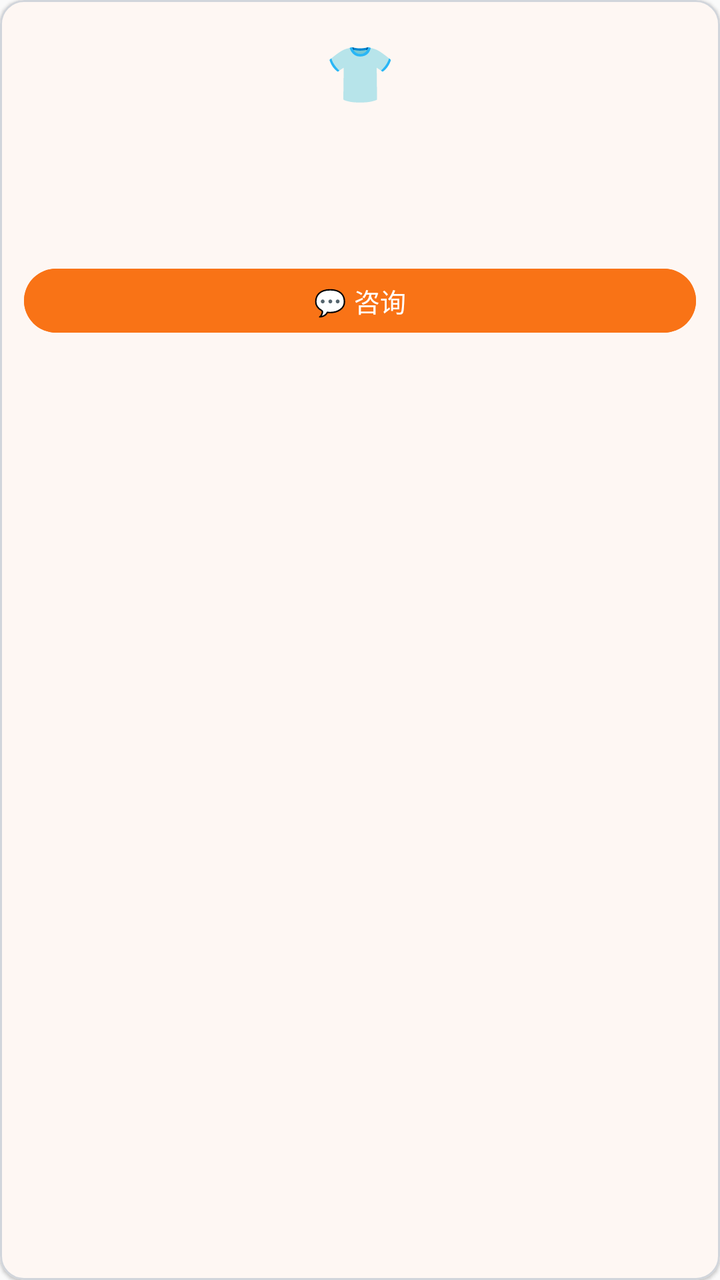
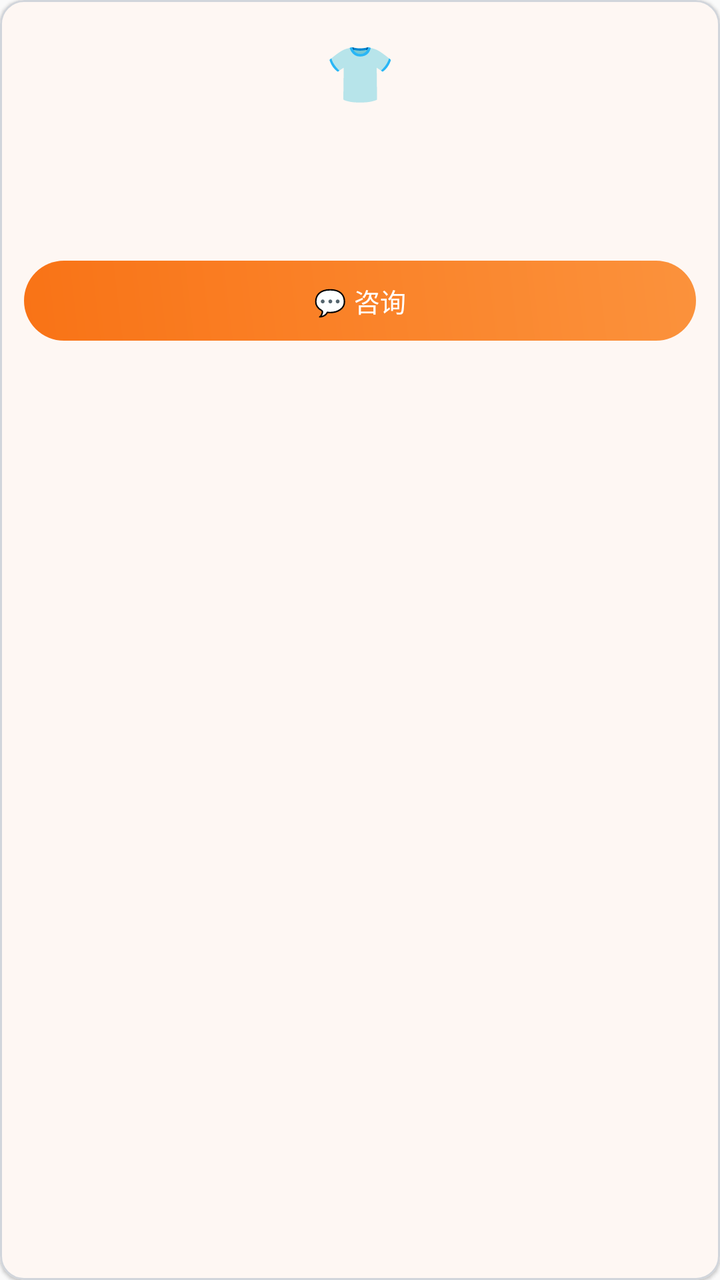

Before-and-after screenshots of an Android layout around one commit, followed by the original layout XML and the change that was made.
<!-- AndroidManifest.xml: application theme Theme.ClothingSI -->
<!-- res/layout/item_product_card.xml -->
<?xml version="1.0" encoding="utf-8"?>
<com.google.android.material.card.MaterialCardView xmlns:android="http://schemas.android.com/apk/res/android"
    xmlns:app="http://schemas.android.com/apk/res-auto"
    android:layout_width="match_parent" android:layout_height="wrap_content"
    app:cardCornerRadius="12dp" app:cardElevation="1dp"
    app:contentPadding="0dp">
    <LinearLayout android:layout_width="match_parent" android:layout_height="wrap_content"
        android:orientation="vertical" android:gravity="center"
        android:padding="12dp">
        <TextView android:layout_width="48dp" android:layout_height="48dp"
            android:text="👕" android:textSize="28sp" android:gravity="center" />
        <TextView android:id="@+id/tv_product_name"
            android:layout_width="wrap_content" android:layout_height="wrap_content"
            android:textSize="13sp" android:textStyle="bold" android:textColor="@color/md_on_surface"
            android:maxLines="1" android:ellipsize="end" android:layout_marginTop="4dp" />
        <TextView android:id="@+id/tv_product_spec"
            android:layout_width="wrap_content" android:layout_height="wrap_content"
            android:textSize="12sp" android:textColor="@color/md_on_surface_variant"
            android:maxLines="1" android:ellipsize="end" android:layout_marginTop="2dp" />
        <TextView android:id="@+id/tv_selling_price"
            android:layout_width="wrap_content" android:layout_height="wrap_content"
            android:textSize="15sp" android:textStyle="bold" android:textColor="@color/md_error"
            android:layout_marginTop="4dp" />
        <com.google.android.material.button.MaterialButton android:id="@+id/btn_chat"
            android:layout_width="match_parent" android:layout_height="40dp"
            android:text="💬 咨询" android:textSize="13sp" app:cornerRadius="20dp"
            android:backgroundTint="@color/md_primary"
            android:textColor="@color/md_on_primary"
            android:layout_marginTop="6dp" />
    </LinearLayout>
</com.google.android.material.card.MaterialCardView>
<!-- resources referenced by this layout -->
<resources>
  <color name="md_error">#EF4444</color>
  <color name="md_on_primary">#FFFFFF</color>
  <color name="md_on_surface">#1F2937</color>
  <color name="md_on_surface_variant">#9CA3AF</color>
  <color name="md_primary">#F97316</color>
  <style name="Theme.ClothingSI" parent="Theme.Material3.Light.NoActionBar">
          
          <item name="colorPrimary">@color/md_primary</item>
          <item name="colorOnPrimary">@color/md_on_primary</item>
          <item name="colorPrimaryContainer">@color/md_primary_container</item>
          <item name="colorOnPrimaryContainer">@color/md_on_primary_container</item>
  
          
          <item name="colorSecondary">@color/md_secondary</item>
          <item name="colorOnSecondary">@color/md_on_secondary</item>
          <item name="colorSecondaryContainer">@color/md_secondary_container</item>
          <item name="colorOnSecondaryContainer">@color/md_on_secondary_container</item>
  
          
          <item name="android:colorBackground">@color/md_surface_container_low</item>
          <item name="colorSurface">@color/md_surface</item>
          <item name="colorOnSurface">@color/md_on_surface</item>
          <item name="colorOnSurfaceVariant">@color/md_on_surface_variant</item>
  
          
          <item name="colorOutline">@color/md_outline</item>
          <item name="colorOutlineVariant">@color/md_outline_variant</item>
  
          
          <item name="colorError">@color/md_error</item>
          <item name="colorOnError">@color/md_on_error</item>
  
          
          <item name="android:statusBarColor">@android:color/transparent</item>
          <item name="android:navigationBarColor">@color/md_surface</item>
          <item name="android:windowLightStatusBar">true</item>
  
          
          <item name="android:fontFamily">sans-serif</item>
          <item name="android:textViewStyle">@style/TextView.Base</item>
      </style>
  <color name="md_primary_container">#FFF7ED</color>
  <color name="md_on_primary_container">#5C3D00</color>
  <color name="md_secondary">#2563EB</color>
  <color name="md_on_secondary">#FFFFFF</color>
  <color name="md_secondary_container">#DBEAFE</color>
  <color name="md_on_secondary_container">#001A3E</color>
  <color name="md_surface_container_low">#FAFAFA</color>
  <color name="md_surface">#FFFFFF</color>
  <color name="md_outline">#9CA3AF</color>
  <color name="md_outline_variant">#D1D5DB</color>
  <color name="md_on_error">#FFFFFF</color>
  <style name="TextView.Base" parent="android:Widget.TextView">
          <item name="android:fontFamily">sans-serif</item>
      </style>
</resources>

<!-- the commit's change to res/layout/item_product_card.xml (unified diff, before → after) -->
@@ -24,7 +24,7 @@
         <com.google.android.material.button.MaterialButton android:id="@+id/btn_chat"
             android:layout_width="match_parent" android:layout_height="40dp"
             android:text="💬 咨询" android:textSize="13sp" app:cornerRadius="20dp"
-            android:backgroundTint="@color/md_primary"
+            android:background="@drawable/btn_gradient_primary" app:backgroundTint="@null"
             android:textColor="@color/md_on_primary"
             android:layout_marginTop="6dp" />
     </LinearLayout>
<!-- resource entries referenced after the edit -->
@@ -4,6 +4,15 @@
   <color name="md_on_primary">#FFFFFF</color>
   <color name="md_on_surface">#1F2937</color>
   <color name="md_on_surface_variant">#9CA3AF</color>
+  <!-- drawable btn_gradient_primary (drawable) -->
+  <?xml version="1.0" encoding="utf-8"?>
+  <shape xmlns:android="http://schemas.android.com/apk/res/android" android:shape="rectangle">
+      <corners android:radius="26dp" />
+      <gradient
+          android:startColor="#F97316"
+          android:endColor="#FB923C"
+          android:angle="45" />
+  </shape>
   <color name="md_primary">#F97316</color>
   <style name="Theme.ClothingSI" parent="Theme.Material3.Light.NoActionBar">
           
